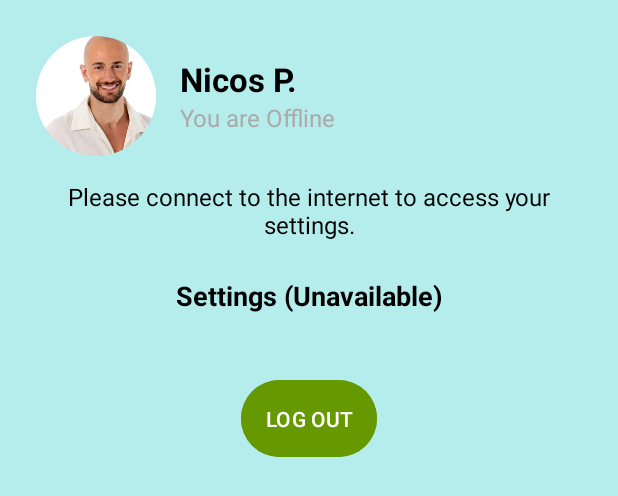
After one commit to lne2003/TravelGuideApp, an Android app: the layout fragment_offline_profile.xml on its own in the app's theme, with its tools: preview values and no code run, on a phone screen of 412 x 824 dp. The commit adds this screen. Shown: the top 496 px of the screen. Run offline under Robolectric (Android 15) with nearby library versions, the phone set to English and light mode, and no system bars.

Commit message:
Added cache for Restaurants Added offline mode for profile fragment

```diff
--- a/app/src/main/AndroidManifest.xml
+++ b/app/src/main/AndroidManifest.xml
@@ -25,7 +25,7 @@
         <!-- Google Maps API Key -->
         <meta-data
             android:name="com.google.android.geo.API_KEY"
-            android:value="AIzaSyDj2izgrRXqn9s9HPPEHURKaCTsIxgt9Zg" />
+            android:value="AIzaSyCcHyGJTmOEfUut1l1GYtVYFGyY-WGGYBU" />
 
         <service
             android:name=".EPL498FirebaseMessagingService"
--- /dev/null
+++ b/app/src/main/res/layout/fragment_offline_profile.xml
@@ -0,0 +1,85 @@
+<?xml version="1.0" encoding="utf-8"?>
+<LinearLayout xmlns:android="http://schemas.android.com/apk/res/android"
+    xmlns:tools="http://schemas.android.com/tools"
+    android:layout_width="match_parent"
+    android:layout_height="match_parent"
+    android:orientation="vertical"
+    android:padding="24dp"
+    android:background="#B5EDED"
+    tools:context=".ProfileFragment">
+
+    <!-- Profile Section -->
+    <LinearLayout
+        android:layout_width="match_parent"
+        android:layout_height="wrap_content"
+        android:orientation="horizontal"
+        android:gravity="center_vertical"
+        android:paddingBottom="16dp">
+
+        <!-- Profile Picture -->
+        <de.hdodenhof.circleimageview.CircleImageView
+            android:id="@+id/profilePictureImageView"
+            android:layout_width="80dp"
+            android:layout_height="80dp"
+            android:src="@drawable/peletie"
+            android:layout_marginEnd="16dp"
+            android:elevation="5dp" />
+
+        <!-- Welcome Text -->
+        <LinearLayout
+            android:layout_width="wrap_content"
+            android:layout_height="wrap_content"
+            android:orientation="vertical">
+
+            <TextView
+                android:id="@+id/welcomeTextView"
+                android:layout_width="wrap_content"
+                android:layout_height="wrap_content"
+                android:text="Nicos P."
+                android:textStyle="bold"
+                android:textSize="22sp"
+                android:textColor="@android:color/black" />
+
+            <TextView
+                android:layout_width="wrap_content"
+                android:layout_height="wrap_content"
+                android:text="You are Offline"
+                android:textSize="16sp"
+                android:textColor="@android:color/darker_gray" />
+        </LinearLayout>
+    </LinearLayout>
+
+    <!-- Offline Message -->
+    <TextView
+        android:layout_width="match_parent"
+        android:layout_height="wrap_content"
+        android:text="Please connect to the internet to access your settings."
+        android:textSize="16sp"
+        android:gravity="center"
+        android:textColor="@android:color/black"
+        android:layout_marginBottom="24dp" />
+
+    <!-- Settings Section Placeholder -->
+    <TextView
+        android:layout_width="match_parent"
+        android:layout_height="wrap_content"
+        android:text="Settings (Unavailable)"
+        android:textSize="18sp"
+        android:textStyle="bold"
+        android:textColor="@android:color/black"
+        android:gravity="center"
+        android:layout_marginBottom="16dp" />
+
+    <!-- Logout Button -->
+    <Button
+        android:id="@+id/logoutButton"
+        android:layout_width="wrap_content"
+        android:layout_height="wrap_content"
+        android:text="LOG OUT"
+        android:layout_gravity="center"
+        android:backgroundTint="@android:color/holo_green_dark"
+        android:textColor="@android:color/white"
+        android:padding="16dp"
+        android:layout_marginTop="24dp" />
+
+</LinearLayout>
```
Also changed, not shown: app/src/main/java/com/example/travelguide/DestinationDetailsActivity.java (+21 -31 lines), app/src/main/java/com/example/travelguide/ProfileFragment.java (+13 -4 lines), app/src/main/java/com/example/travelguide/RestaurantsActivity.java (+119 -68 lines).
